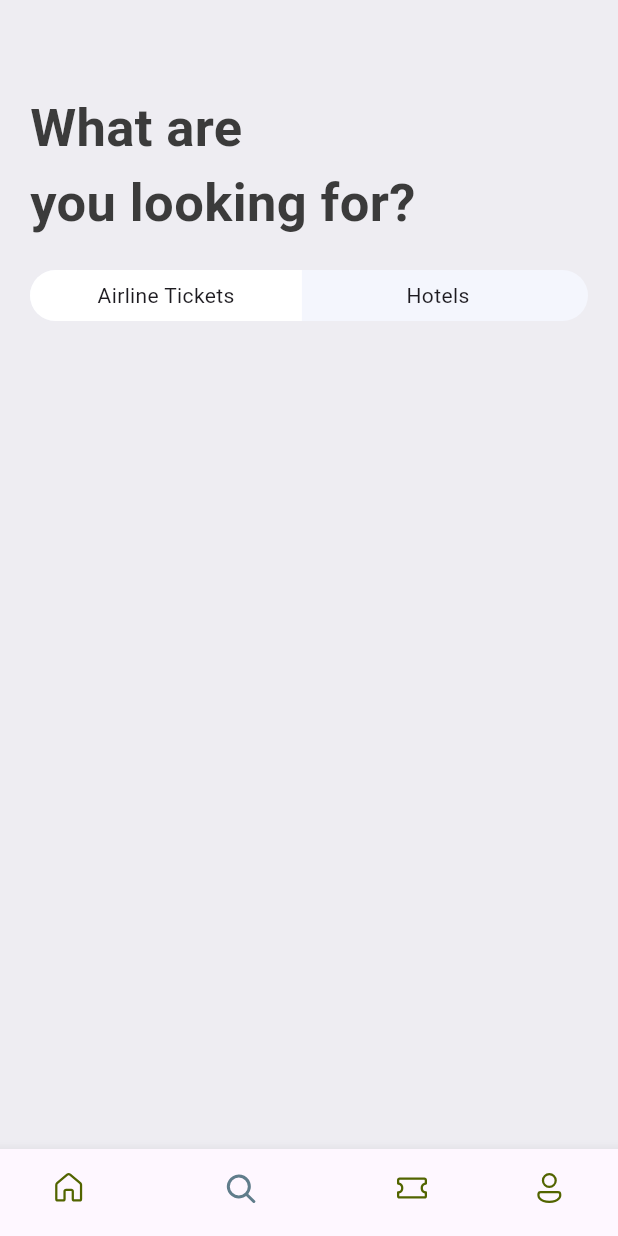
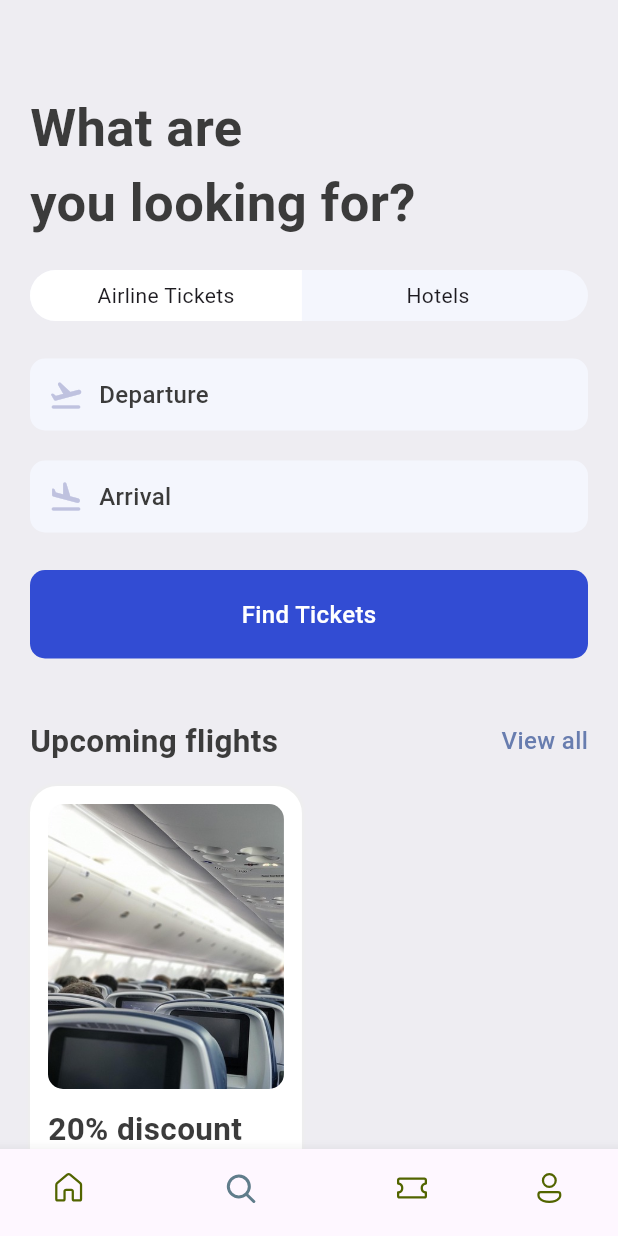
Before and after one commit to Isedin/flight_ticketing_app, a Flutter app: the screen it shows after launch, item 2 of the bottom bar chosen, on a phone screen of 412 x 824 dp. Run offline on Flutter 3.47's test engine with Material 3 defaults, Android fonts, the phone set to English and light mode, and no system bars; our stand-ins replace fluentui_icons.

Commit message:
Add FindTickets widget for ticket search functionality

```diff
--- a/lib/base/res/media.dart
+++ b/lib/base/res/media.dart
@@ -4,4 +4,5 @@ class AppMedia {
   static const motel1 = "$_baseImage/motel-1.jpg";
   static const hotel2 = "$_baseImage/hotel-2.jpg";
   static const hotel3 = "$_baseImage/hotel-3.jpg";
+  static const planeSit = "$_baseImage/plane-sit.jpg";
 }
--- a/lib/base/res/styles/app_styles.dart
+++ b/lib/base/res/styles/app_styles.dart
@@ -9,6 +9,8 @@ class AppStyles {
   static Color ticketBlue = const Color(0xFF526799);
   static Color ticketOrange = const Color(0xFFf37b67);
   static Color kakiColor = const Color(0xFFf7b259);
+  static Color plainColor = const Color(0xFFBFC2DF);
+  static Color findTicketColor = const Color(0xD91130CE);
 
   static TextStyle textStyle = TextStyle(
     fontSize: 16,
--- a/lib/screens/search/search_screen.dart
+++ b/lib/screens/search/search_screen.dart
@@ -1,5 +1,10 @@
+import 'package:flight_ticketing_app/base/app_routes.dart';
+import 'package:flight_ticketing_app/base/res/media.dart';
 import 'package:flight_ticketing_app/base/res/styles/app_styles.dart';
+import 'package:flight_ticketing_app/base/widgets/app_double_text.dart';
+import 'package:flight_ticketing_app/screens/search/widgets/app_text_icon.dart';
 import 'package:flight_ticketing_app/screens/search/widgets/app_ticket_tabs.dart';
+import 'package:flight_ticketing_app/screens/search/widgets/find_tickets.dart';
 import 'package:flutter/material.dart';
 
 class SearchScreen extends StatelessWidget {
@@ -7,6 +12,7 @@ class SearchScreen extends StatelessWidget {
 
   @override
   Widget build(BuildContext context) {
+    final size = MediaQuery.of(context).size;
     return Scaffold(
       // appBar: AppBar(title: const Text("Search")),
       backgroundColor: AppStyles.bgColor,
@@ -20,6 +26,61 @@ class SearchScreen extends StatelessWidget {
           ),
           SizedBox(height: 20),
           const AppTicketTabs(),
+          SizedBox(height: 25),
+          const AppTextIcon(
+            icon: Icons.flight_takeoff_rounded,
+            text: "Departure",
+          ),
+          const SizedBox(height: 20),
+          const AppTextIcon(icon: Icons.flight_land_rounded, text: "Arrival"),
+          SizedBox(height: 25),
+          const FindTickets(),
+          SizedBox(height: 40),
+          AppDoubleText(
+            bigText: "Upcoming flights",
+            smallText: "View all",
+            func: () => Navigator.pushNamed(context, AppRoutes.allTickets),
+          ),
+          const SizedBox(height: 15),
+          Row(
+            children: [
+              Container(
+                padding: EdgeInsets.symmetric(vertical: 12, horizontal: 12),
+                width: size.width * 0.44,
+                height: 405,
+                decoration: BoxDecoration(
+                  borderRadius: BorderRadius.circular(18),
+                  color: Colors.white,
+                  boxShadow: [
+                    BoxShadow(
+                      color: Colors.grey.shade200,
+                      blurRadius: 1,
+                      spreadRadius: 1,
+                    ),
+                  ],
+                ),
+                child: Column(
+                  children: [
+                    Container(
+                      height: 190,
+                      decoration: BoxDecoration(
+                        borderRadius: BorderRadius.circular(10),
+                        image: DecorationImage(
+                          fit: BoxFit.cover,
+                          image: AssetImage(AppMedia.planeSit),
+                        ),
+                      ),
+                    ),
+                    SizedBox(height: 12),
+                    Text(
+                      "20% discount on the early booking of this flight. Don't miss.",
+                      style: AppStyles.headlineStyle2,
+                    ),
+                  ],
+                ),
+              ),
+            ],
+          ),
         ],
       ),
     );
--- a/lib/screens/search/widgets/app_text_icon.dart
+++ b/lib/screens/search/widgets/app_text_icon.dart
@@ -1,10 +1,26 @@
+import 'package:flight_ticketing_app/base/res/styles/app_styles.dart';
 import 'package:flutter/material.dart';
 
 class AppTextIcon extends StatelessWidget {
-  const AppTextIcon({super.key});
+  final IconData icon;
+  final String text;
+  const AppTextIcon({super.key, required this.icon, required this.text});
 
   @override
   Widget build(BuildContext context) {
-    return const Placeholder();
+    return Container(
+      padding: const EdgeInsets.symmetric(horizontal: 12, vertical: 12),
+      decoration: BoxDecoration(
+        borderRadius: BorderRadius.circular(10),
+        color: const Color(0xFFF4F6FD),
+      ),
+      child: Row(
+        children: [
+          Icon(icon, color: AppStyles.plainColor),
+          const SizedBox(width: 10),
+          Text(text, style: AppStyles.textStyle),
+        ],
+      ),
+    );
   }
 }
--- /dev/null
+++ b/lib/screens/search/widgets/find_tickets.dart
@@ -0,0 +1,26 @@
+import 'package:flight_ticketing_app/base/res/styles/app_styles.dart';
+import 'package:flutter/material.dart';
+
+class FindTickets extends StatelessWidget {
+  const FindTickets({super.key});
+
+  @override
+  Widget build(BuildContext context) {
+    return Container(
+      padding: const EdgeInsets.symmetric(vertical: 18, horizontal: 15),
+      decoration: BoxDecoration(
+        borderRadius: BorderRadius.circular(10),
+        color: AppStyles.findTicketColor,
+      ),
+      child: Center(
+        child: Text(
+          "Find Tickets",
+          style: AppStyles.textStyle.copyWith(
+            color: Colors.white,
+            fontWeight: FontWeight.w500,
+          ),
+        ),
+      ),
+    );
+  }
+}
```
Also changed, not shown: assets/images/plane-sit.jpg (added).
